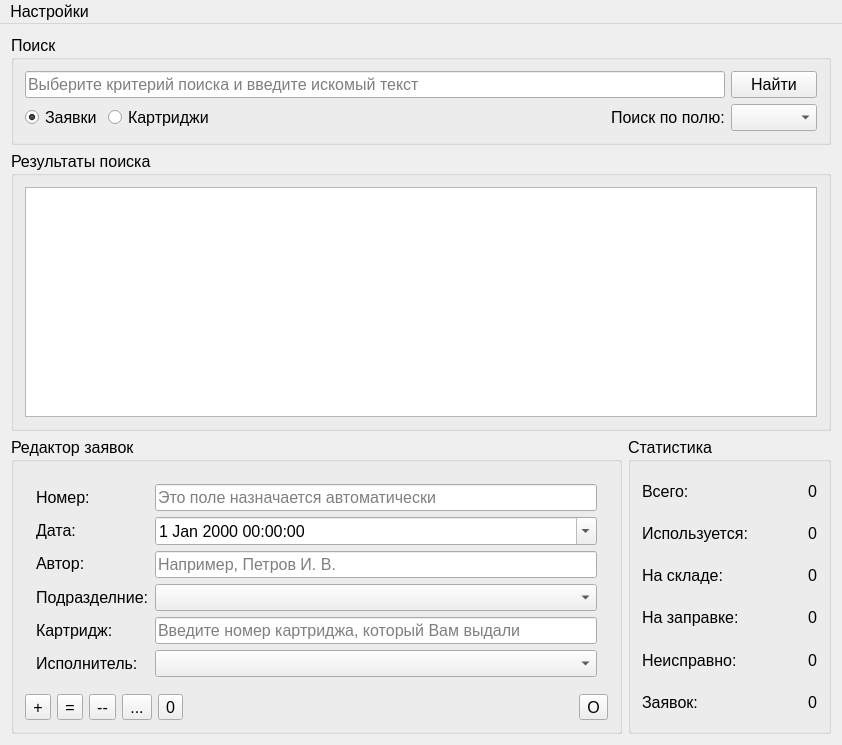
gvintux/cm, file mainwindow.ui: the form before one commit.
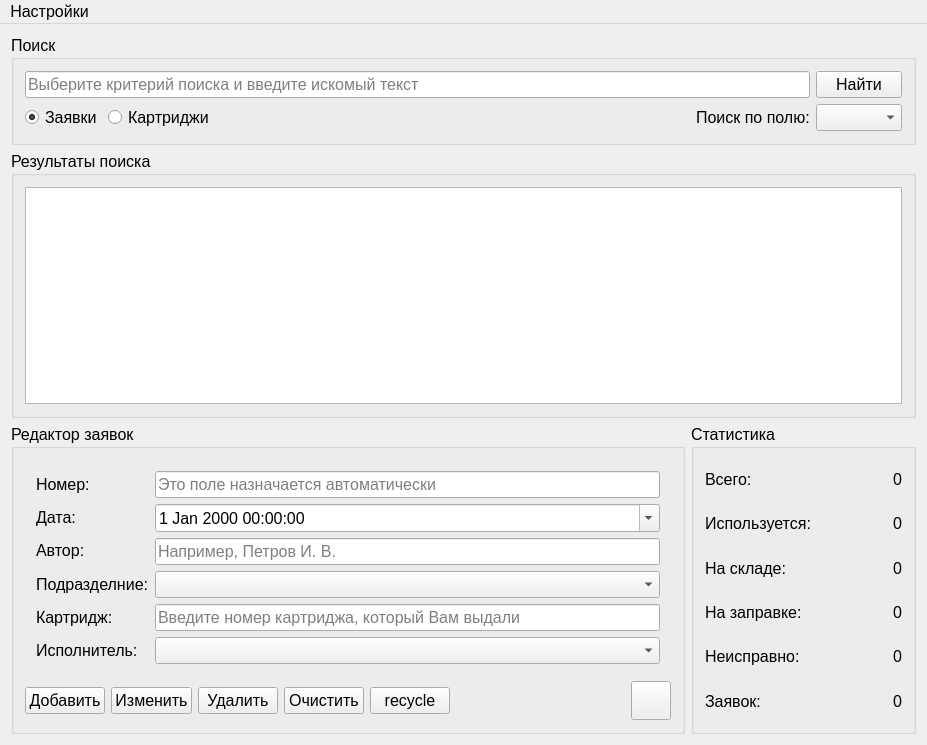
The form after the commit. The open tabs and pages were chosen to show the change. Icons and pictures are not drawn.

Commit message: Added 1 button. Sorting fixed.

```diff
--- a/mainwindow.ui
+++ b/mainwindow.ui
@@ -6,7 +6,7 @@
    <rect>
     <x>0</x>
     <y>0</y>
-    <width>842</width>
+    <width>927</width>
     <height>745</height>
    </rect>
   </property>
@@ -65,6 +65,9 @@
              <property name="orientation">
               <enum>Qt::Horizontal</enum>
              </property>
+             <property name="sizeType">
+              <enum>QSizePolicy::Expanding</enum>
+             </property>
              <property name="sizeHint" stdset="0">
               <size>
                <width>40</width>
@@ -319,11 +322,11 @@
           </widget>
          </item>
          <item>
-          <layout class="QHBoxLayout" name="horizontalLayout_4" stretch="1,1,1,0,1,10,1">
+          <layout class="QHBoxLayout" name="horizontalLayout_4" stretch="0,0,0,0,0,0,0">
            <item>
-            <widget class="QToolButton" name="tbAddRecord">
+            <widget class="QPushButton" name="tbAddRecord">
              <property name="text">
-              <string>+</string>
+              <string>Добавить</string>
              </property>
              <property name="icon">
               <iconset resource="res.qrc">
@@ -338,9 +341,9 @@
             </widget>
            </item>
            <item>
-            <widget class="QToolButton" name="tbEditRecord">
+            <widget class="QPushButton" name="tbEditRecord">
              <property name="text">
-              <string>=</string>
+              <string>Изменить</string>
              </property>
              <property name="icon">
               <iconset resource="res.qrc">
@@ -355,9 +358,9 @@
             </widget>
            </item>
            <item>
-            <widget class="QToolButton" name="tbDeleteRecord">
+            <widget class="QPushButton" name="tbDeleteRecord">
              <property name="text">
-              <string>--</string>
+              <string>Удалить</string>
              </property>
              <property name="icon">
               <iconset resource="res.qrc">
@@ -372,26 +375,9 @@
             </widget>
            </item>
            <item>
-            <widget class="QToolButton" name="tbRecycle">
+            <widget class="QPushButton" name="tbClearForm">
              <property name="text">
-              <string>...</string>
-             </property>
-             <property name="icon">
-              <iconset resource="res.qrc">
-               <normaloff>:/pic/action_recieve.png</normaloff>:/pic/action_recieve.png</iconset>
-             </property>
-             <property name="iconSize">
-              <size>
-               <width>32</width>
-               <height>32</height>
-              </size>
-             </property>
-            </widget>
-           </item>
-           <item>
-            <widget class="QToolButton" name="tbClearForm">
-             <property name="text">
-              <string>0</string>
+              <string>Очистить</string>
              </property>
              <property name="icon">
               <iconset resource="res.qrc">
@@ -405,11 +391,31 @@
              </property>
             </widget>
            </item>
+           <item>
+            <widget class="QPushButton" name="tbRecycle">
+             <property name="text">
+              <string>recycle</string>
+             </property>
+             <property name="icon">
+              <iconset resource="res.qrc">
+               <normaloff>:/pic/action_recieve.png</normaloff>:/pic/action_recieve.png</iconset>
+             </property>
+             <property name="iconSize">
+              <size>
+               <width>32</width>
+               <height>32</height>
+              </size>
+             </property>
+            </widget>
+           </item>
            <item>
             <spacer name="horizontalSpacer_2">
              <property name="orientation">
               <enum>Qt::Horizontal</enum>
              </property>
+             <property name="sizeType">
+              <enum>QSizePolicy::Expanding</enum>
+             </property>
              <property name="sizeHint" stdset="0">
               <size>
                <width>40</width>
@@ -421,7 +427,7 @@
            <item>
             <widget class="QToolButton" name="tbLog">
              <property name="text">
-              <string>O</string>
+              <string/>
              </property>
              <property name="icon">
               <iconset resource="res.qrc">
@@ -570,7 +576,7 @@
     <rect>
      <x>0</x>
      <y>0</y>
-     <width>842</width>
+     <width>927</width>
      <height>27</height>
     </rect>
    </property>
```
Left out of the diff: 2 changed lines with no effect on the pictures. The commit also changes 3 other files.
